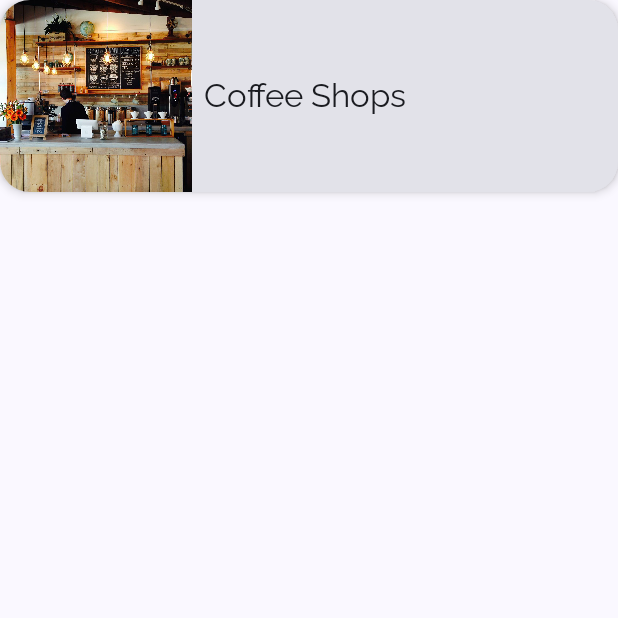
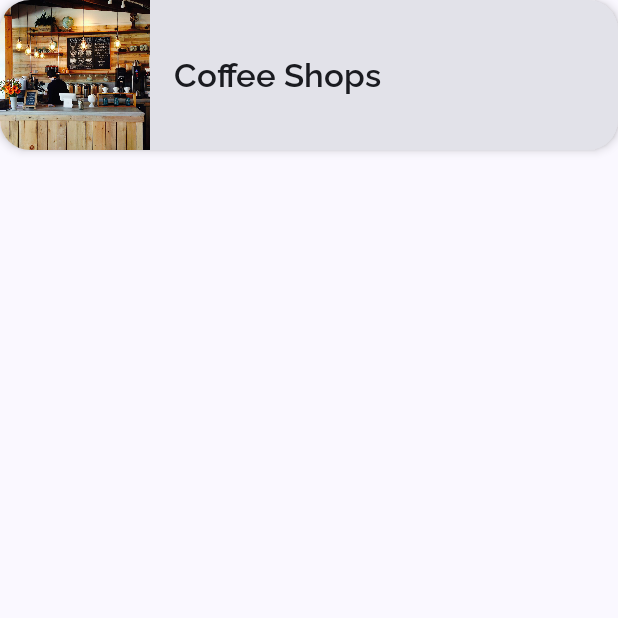
Before and after one commit to FaaiqKhan/MyCity, an Android app built with Jetpack Compose: the composable RecommendationItem called with sample values from the repository, on a phone screen of 412 x 824 dp, the top half of it. Run offline under Robolectric (Android 15) with nearby library versions, the phone set to English and light mode, and no system bars.

Commit message:
recommendation screen completed

```diff
--- a/app/src/main/java/com/androidbasics/mycity/data/Enums.kt
+++ b/app/src/main/java/com/androidbasics/mycity/data/Enums.kt
@@ -19,7 +19,7 @@ enum class CoffeeSize {
     SMALL, MEDIUM, LARGE
 }
 
-enum class Screens(@StringRes title: Int) {
+enum class Screens(@StringRes val title: Int) {
     RECOMMENDATIONS(title = R.string.recommendation),
     COFFEE_SHOPS(title = R.string.coffee_shop),
     RESTAURANTS(title = R.string.restaurants),
--- a/app/src/main/java/com/androidbasics/mycity/data/Recommendation.kt
+++ b/app/src/main/java/com/androidbasics/mycity/data/Recommendation.kt
@@ -5,4 +5,5 @@ import androidx.annotation.*
 data class Recommendation(
     @StringRes val name: Int,
     @DrawableRes val image: Int,
+    val recommendations: List<Any>
 )
--- a/app/src/main/java/com/androidbasics/mycity/ui/common/RecommendationItem.kt
+++ b/app/src/main/java/com/androidbasics/mycity/ui/common/RecommendationItem.kt
@@ -9,6 +9,7 @@ import androidx.compose.material3.*
 import androidx.compose.runtime.Composable
 import androidx.compose.ui.Alignment
 import androidx.compose.ui.Modifier
+import androidx.compose.ui.layout.ContentScale
 import androidx.compose.ui.res.*
 import androidx.compose.ui.tooling.preview.Preview
 import com.androidbasics.mycity.R
@@ -16,28 +17,35 @@ import com.androidbasics.mycity.data.Recommendation
 import com.androidbasics.mycity.data.local.RecommendationDataProvider
 import com.androidbasics.mycity.ui.theme.MyCityTheme
 
+@OptIn(ExperimentalMaterial3Api::class)
 @Composable
-fun RecommendationItem(recommendation: Recommendation, modifier: Modifier = Modifier) {
+fun RecommendationItem(
+    recommendation: Recommendation,
+    modifier: Modifier = Modifier,
+    onClick: (Recommendation) -> Unit
+) {
     Card(
         modifier = modifier,
         elevation = CardDefaults.cardElevation(
             defaultElevation = dimensionResource(id = R.dimen.card_elevation)
         ),
-        shape = RoundedCornerShape(dimensionResource(id = R.dimen.card_corner_radius))
+        shape = RoundedCornerShape(dimensionResource(id = R.dimen.card_corner_radius)),
+        onClick = { onClick(recommendation) }
     ) {
         Row(
             modifier = Modifier.fillMaxWidth(),
             verticalAlignment = Alignment.CenterVertically
         ) {
             Image(
-                painter = painterResource(id = recommendation.image),
-                contentDescription = null,
-                modifier = Modifier.height(
-                    height = dimensionResource(id = R.dimen.card_image_height)
-                )
+                painter = painterResource(id = recommendation.image), contentDescription = null,
+                modifier = Modifier.size(dimensionResource(id = R.dimen.card_image_height)),
+                contentScale = ContentScale.FillHeight
             )
-            Spacer(modifier = Modifier.width(dimensionResource(id = R.dimen.padding_small)))
-            Text(text = stringResource(id = recommendation.name))
+            Spacer(modifier = Modifier.width(dimensionResource(id = R.dimen.padding_medium)))
+            Text(
+                text = stringResource(id = recommendation.name),
+                style = MaterialTheme.typography.labelLarge
+            )
         }
     }
 }
@@ -47,6 +55,6 @@ fun RecommendationItem(recommendation: Recommendation, modifier: Modifier = Modi
 @Composable
 private fun RecommendationItemPreview() {
     MyCityTheme {
-        RecommendationItem(recommendation = RecommendationDataProvider.defaultRecommendation)
+        RecommendationItem(recommendation = RecommendationDataProvider.defaultRecommendation) { }
     }
 }
--- a/app/src/main/res/values/dimension.xml
+++ b/app/src/main/res/values/dimension.xml
@@ -5,7 +5,7 @@
 
     <dimen name="card_elevation">4dp</dimen>
     <dimen name="card_corner_radius">20dp</dimen>
-    <dimen name="card_image_height">128dp</dimen>
+    <dimen name="card_image_height">100dp</dimen>
     <dimen name="card_image_height_details">250dp</dimen>
     <dimen name="card_text_vertical_space">4dp</dimen>
 
--- a/app/src/main/res/values/strings.xml
+++ b/app/src/main/res/values/strings.xml
@@ -94,4 +94,6 @@
     <string name="kid_friendly_places">Kid Friendly Places</string>
     <string name="parks">Parks</string>
     <string name="shopping_center">Shopping Centers</string>
+
+    <string name="back_button">Back</string>
 </resources>
```
Also changed, not shown: app/src/main/java/com/androidbasics/mycity/data/local/RecommendationDataProvider.kt (+10 -5 lines), app/src/main/java/com/androidbasics/mycity/ui/MyCityApp.kt (+54 -4 lines), app/src/main/java/com/androidbasics/mycity/ui/RecommendationScreen.kt (added, +44 -0 lines).
